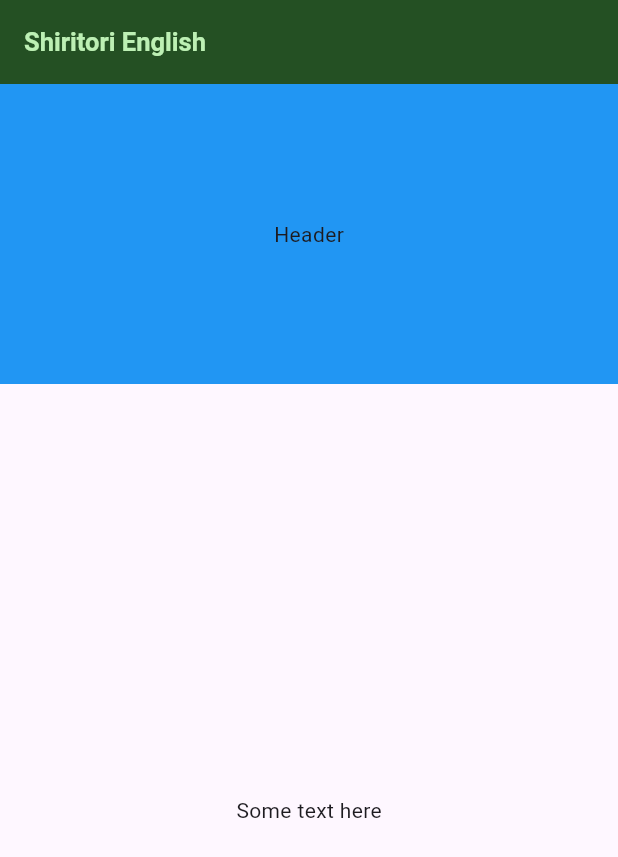
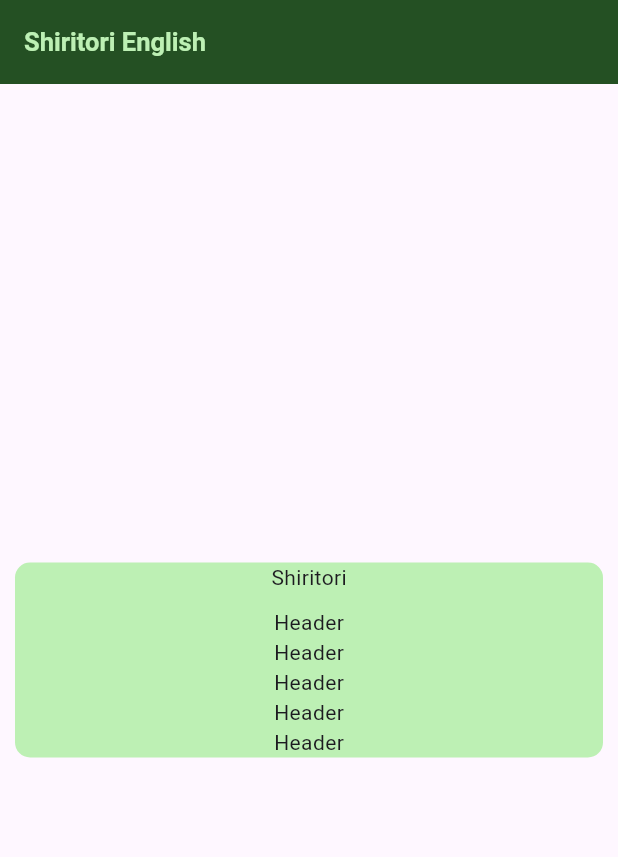
Before and after one commit to REBjr13/shiritori_english, a Flutter app: the screen it shows after launch, on a phone screen of 412 x 824 dp. Shown: the top 857 px of the screen. Run offline on Flutter 3.47's test engine with Material 3 defaults, Android fonts, the phone set to English and light mode, and no system bars.

Commit message:
made layout for front screen

```diff
--- a/lib/screens/start_screen.dart
+++ b/lib/screens/start_screen.dart
@@ -6,16 +6,32 @@ class StartScreen extends StatelessWidget {
   @override
   Widget build(BuildContext context) {
     return Scaffold(
-      appBar: AppBar(title: Text('Shiritori English'),),
-      body: Column(
-        children: [
-          Container(
-            height: 200,
-            color: Colors.blue,
-            child: Center(child: Text("Header")),
-          ),
-          Expanded(child: Center(child: Text("Some text here"))),
-        ],
+      appBar: AppBar(title: Text('Shiritori English')),
+      body: Center(
+        child: Column(
+          mainAxisSize: MainAxisSize.min,
+          children: [
+            Container(
+              decoration: BoxDecoration(
+                color: Theme.of(context).colorScheme.primaryContainer,
+                borderRadius: BorderRadius.circular(10),
+              ),
+              margin: const EdgeInsets.symmetric(horizontal: 10, vertical: 8),
+              child:const Column(
+                children: [
+                  Center(child: Text("Shiritori")),
+                  SizedBox(height: 10),
+                  Center(child: Text("Header")),
+                  Center(child: Text("Header")),
+                  Center(child: Text("Header")),
+                  Center(child: Text("Header")),
+                  Center(child: Text("Header")),
+                ],
+              ),
+            ),
+            // Expanded(child: Center(child: Text("Some text here"))),
+          ],
+        ),
       ),
     );
   }
```
